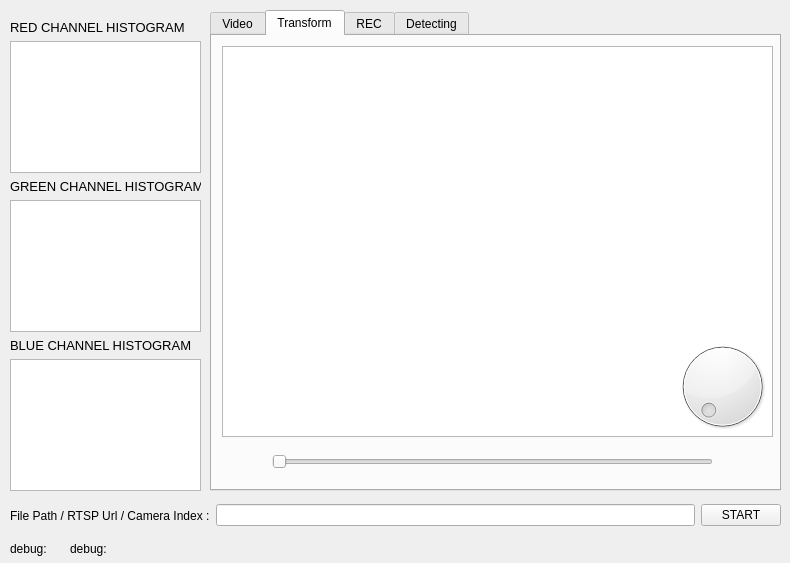
Qt form mainwindow.ui (siul1024/Qt_videoProcessor) before a commit.
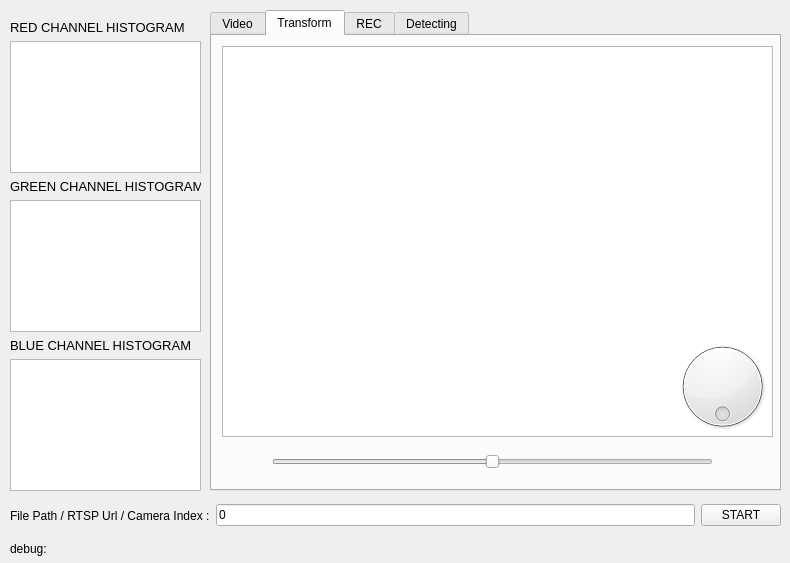
The same form after that commit. The open tabs and pages were chosen to show the change.

```diff
--- a/mainwindow.ui
+++ b/mainwindow.ui
@@ -10,6 +10,46 @@
     <height>563</height>
    </rect>
   </property>
+  <property name="palette">
+   <palette>
+    <active>
+     <colorrole role="Highlight">
+      <brush brushstyle="SolidPattern">
+       <color alpha="255">
+        <red>203</red>
+        <green>203</green>
+        <blue>203</blue>
+       </color>
+      </brush>
+     </colorrole>
+    </active>
+    <inactive>
+     <colorrole role="Highlight">
+      <brush brushstyle="SolidPattern">
+       <color alpha="255">
+        <red>203</red>
+        <green>203</green>
+        <blue>203</blue>
+       </color>
+      </brush>
+     </colorrole>
+    </inactive>
+    <disabled>
+     <colorrole role="Highlight">
+      <brush brushstyle="SolidPattern">
+       <color alpha="255">
+        <red>145</red>
+        <green>145</green>
+        <blue>145</blue>
+       </color>
+      </brush>
+     </colorrole>
+    </disabled>
+   </palette>
+  </property>
+  <property name="tabletTracking">
+   <bool>false</bool>
+  </property>
   <property name="windowTitle">
    <string>MainWindow</string>
   </property>
@@ -32,7 +72,11 @@
       </widget>
      </item>
      <item>
-      <widget class="QLineEdit" name="videoEdit"/>
+      <widget class="QLineEdit" name="videoEdit">
+       <property name="text">
+        <string>0</string>
+       </property>
+      </widget>
      </item>
      <item>
       <widget class="QPushButton" name="Button_start">
@@ -195,6 +239,18 @@
       <layout class="QHBoxLayout" name="horizontalLayout_4">
        <item>
         <widget class="QSlider" name="horizontalSlider_trans">
+         <property name="minimum">
+          <number>-150</number>
+         </property>
+         <property name="maximum">
+          <number>150</number>
+         </property>
+         <property name="value">
+          <number>0</number>
+         </property>
+         <property name="tracking">
+          <bool>true</bool>
+         </property>
          <property name="orientation">
           <enum>Qt::Horizontal</enum>
          </property>
@@ -211,6 +267,15 @@
         <height>101</height>
        </rect>
       </property>
+      <property name="maximum">
+       <number>36</number>
+      </property>
+      <property name="value">
+       <number>0</number>
+      </property>
+      <property name="wrapping">
+       <bool>true</bool>
+      </property>
      </widget>
     </widget>
     <widget class="QWidget" name="tabREC">
@@ -343,7 +408,7 @@
      </rect>
     </property>
     <property name="text">
-     <string>debug:</string>
+     <string/>
     </property>
    </widget>
   </widget>
```
Left out of the diff: 2 changed lines with no effect on the pictures.
